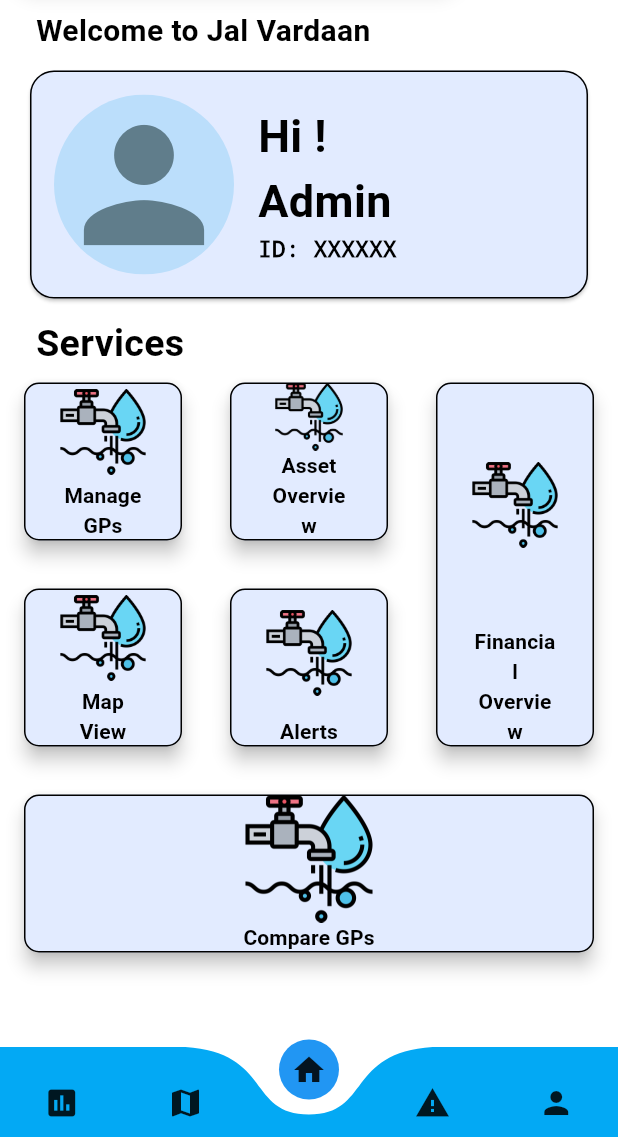
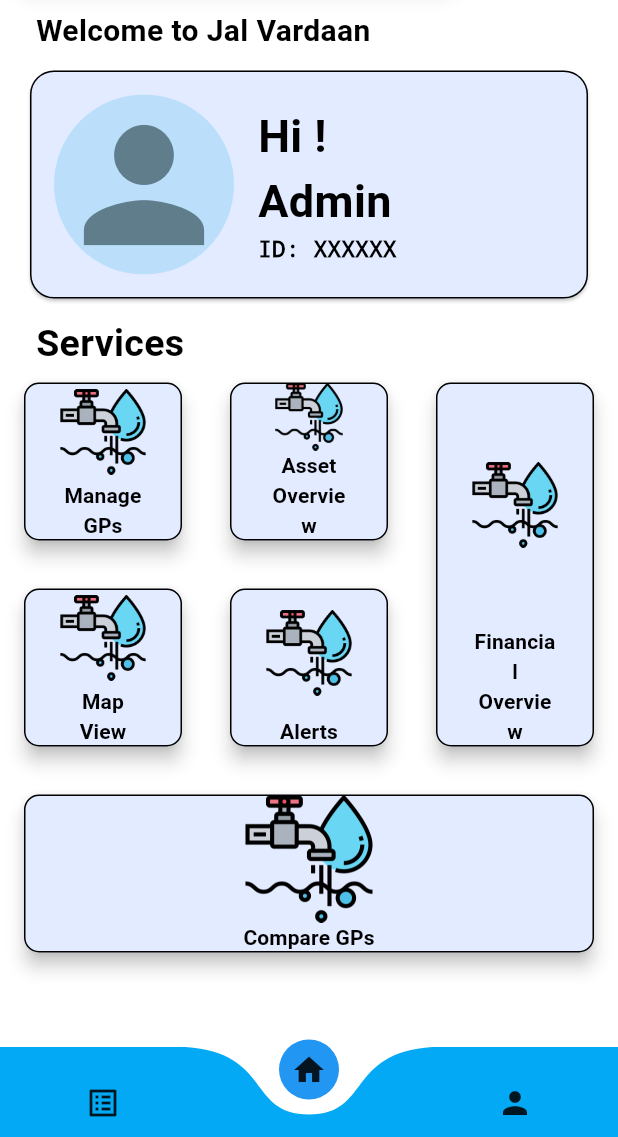
Before and after one commit to jalshakti-debug/sih_front_end_des, a Flutter app: the screen it shows after launch, on a phone screen of 412 x 824 dp, the part 99-1236 px from its top. Run offline on Flutter 3.47's test engine with Material 3 defaults, Android fonts, the phone set to English and light mode, and no system bars; drawn by our look-alikes of curved_navigation_bar; our stand-ins replace google_fonts.

Commit message:
up2 21/11

```diff
--- a/lib/PHED_Module/phed_dashboard.dart
+++ b/lib/PHED_Module/phed_dashboard.dart
@@ -10,21 +10,17 @@ class PhedDashboard extends StatefulWidget {
 }
 
 class _PhedDashboardState extends State<PhedDashboard> {
-  int navInd = 2;
+  int navInd = 1;
   final screens = [
     Placeholder(),
-    Placeholder(),
     PhedHomeScreen(),
-    Placeholder(),
     Placeholder(),
   ];
   @override
   Widget build(BuildContext context) {
     final navIcons = <Widget>[
-      Icon(Icons.assessment),
-      Icon(Icons.map),
+      Icon(Icons.list_alt),
       Icon(Icons.home),
-      Icon(Icons.warning),
       Icon(Icons.person),
     ];
     return SafeArea(
--- a/lib/tile_ob.dart
+++ b/lib/tile_ob.dart
@@ -1,5 +1,6 @@
 import 'package:flutter/material.dart';
 import 'package:flutter_staggered_grid_view/flutter_staggered_grid_view.dart';
+import 'package:sih_ui_des/PHED_Module/phed_mng_gp_screen.dart';
 
 class TileOb extends StatelessWidget {
   final IconData ico;
@@ -47,12 +48,14 @@ class StagTileOb extends StatelessWidget {
   final String icoPath;
   final int mainC;
   final int crossC;
+  final Widget onTilePressed;
   const StagTileOb({
     super.key,
     required this.labl,
     required this.mainC,
     required this.crossC,
     required this.icoPath,
+    required this.onTilePressed,
   });
 
   @override
@@ -69,7 +72,9 @@ class StagTileOb extends StatelessWidget {
             borderRadius: BorderRadius.circular(10),
           ),
         ),
-        onPressed: () => null,
+        onPressed: () {
+          Navigator.push(context, MaterialPageRoute(builder: (context)=>onTilePressed));
+        },
         child: Column(
           mainAxisAlignment: MainAxisAlignment.center,
           children: [
```
Also changed, not shown: lib/PHED_Module/phed_home_screen.dart (+7 -1 lines), lib/PHED_Module/phed_mng_gp_screen.dart (added, +15 -0 lines).
